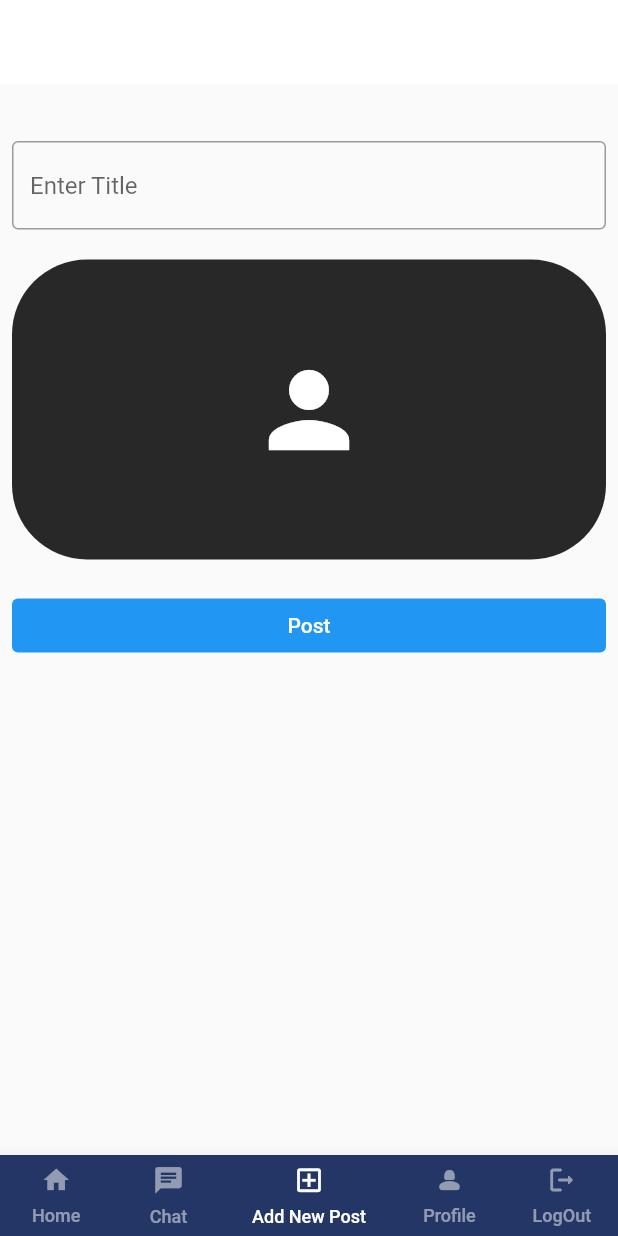
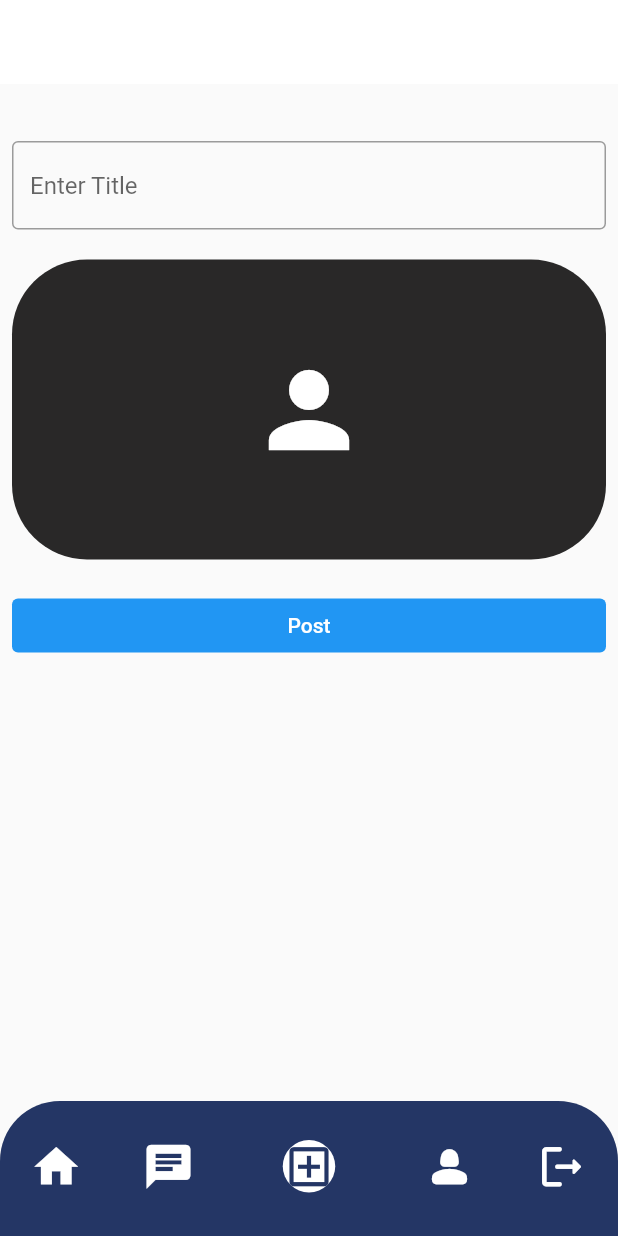
Before and after one commit to ShakeebRU/facebookclone, a Flutter app: the HomeScreen screen opened directly, item 3 of the bottom bar chosen, on a phone screen of 412 x 824 dp. Run offline on Flutter 3.47's test engine with Material 2 defaults, Android fonts, the phone set to English and light mode, and no system bars; our stand-ins replace animated_text_kit, cloud_firestore, faker, file_picker, firebase_auth, firebase_core and 8 more; missing offline and left inert: agora_uikit, flutter_firebase_chat_core; accounts and stored records are empty.

Commit message:
update bottom navigation bar design

```diff
--- a/lib/screens/home_screen.dart
+++ b/lib/screens/home_screen.dart
@@ -2,6 +2,7 @@ import 'package:facebookclone/controllers/home_screen_controller.dart';
 import 'package:facebookclone/screens/add_post_screen.dart';
 import 'package:facebookclone/screens/all_post_screen.dart';
 import 'package:facebookclone/screens/chat/rooms.dart';
+import 'package:facebookclone/screens/chat/util.dart';
 import 'package:facebookclone/screens/profile_screen.dart';
 import 'package:flutter/material.dart';
 import 'package:get/get.dart';
@@ -12,19 +13,22 @@ class HomeScreen extends StatelessWidget {
   final TextStyle unselectedLabelStyle = TextStyle(
       color: Colors.white.withOpacity(0.5),
       fontWeight: FontWeight.w500,
-      fontSize: 12);
+      fontSize: 15);
 
   final TextStyle selectedLabelStyle = const TextStyle(
-      color: Colors.white, fontWeight: FontWeight.w500, fontSize: 12);
+      color: Colors.white, fontWeight: FontWeight.w500, fontSize: 15);
 
   buildBottomNavigationMenu(context, landingPageController) {
     return Obx(() => MediaQuery(
         data: MediaQuery.of(context).copyWith(textScaleFactor: 1.0),
-        child: SizedBox(
-          height: 54,
+        child: ClipRRect(
+          borderRadius: const BorderRadius.only(
+              topLeft: Radius.circular(40), topRight: Radius.circular(40)),
+          child: Container(
+            height: 90,
             child: BottomNavigationBar(
-            showUnselectedLabels: true,
-            showSelectedLabels: true,
+              showUnselectedLabels: false,
+              showSelectedLabels: false,
               onTap: landingPageController.changeTabIndex,
               currentIndex: landingPageController.tabIndex.value,
               backgroundColor: const Color.fromRGBO(36, 54, 101, 1.0),
@@ -35,60 +39,98 @@ class HomeScreen extends StatelessWidget {
               items: [
                 BottomNavigationBarItem(
                   icon: Container(
-                  margin: const EdgeInsets.only(bottom: 7),
-                  child: const Icon(
+                    height: 37,
+                    width: 37,
+                    decoration: BoxDecoration(
+                        borderRadius: BorderRadius.all(Radius.circular(50)),
+                        color: landingPageController.tabIndex.value != 0
+                            ? Color.fromRGBO(36, 54, 101, 1.0)
+                            : Colors.white),
+                    child: Icon(
                       Icons.home,
-                    size: 20.0,
+                      color: landingPageController.tabIndex.value == 0
+                          ? Color.fromRGBO(36, 54, 101, 1.0)
+                          : Colors.white,
+                      size: 35.0,
                     ),
                   ),
-                label: 'Home',
+                  label: '',
                   backgroundColor: const Color.fromRGBO(36, 54, 101, 1.0),
                 ),
                 BottomNavigationBarItem(
                   icon: Container(
-                  margin: const EdgeInsets.only(bottom: 7),
-                  child: const Icon(
+                    decoration: BoxDecoration(
+                        borderRadius: BorderRadius.all(Radius.circular(50)),
+                        color: landingPageController.tabIndex.value != 1
+                            ? Color.fromRGBO(36, 54, 101, 1.0)
+                            : Colors.white),
+                    child: Icon(
                       Icons.chat,
-                    size: 21.0,
+                      color: landingPageController.tabIndex.value == 1
+                          ? Color.fromRGBO(36, 54, 101, 1.0)
+                          : Colors.white,
+                      size: 35.0,
                     ),
                   ),
-                label: 'Chat',
+                  label: '',
                   backgroundColor: const Color.fromRGBO(36, 54, 101, 1.0),
                 ),
                 BottomNavigationBarItem(
                   icon: Container(
-                  margin: const EdgeInsets.only(bottom: 7),
-                  child: const Icon(
+                    decoration: BoxDecoration(
+                        borderRadius: BorderRadius.all(Radius.circular(50)),
+                        color: landingPageController.tabIndex.value != 2
+                            ? Color.fromRGBO(36, 54, 101, 1.0)
+                            : Colors.white),
+                    child: Icon(
                       Icons.add_box_outlined,
-                    size: 21.0,
+                      color: landingPageController.tabIndex.value == 2
+                          ? Color.fromRGBO(36, 54, 101, 1.0)
+                          : Colors.white,
+                      size: 35.0,
                     ),
                   ),
-                label: 'Add New Post',
+                  label: '',
                   backgroundColor: const Color.fromRGBO(36, 54, 101, 1.0),
                 ),
                 BottomNavigationBarItem(
                   icon: Container(
-                  margin: const EdgeInsets.only(bottom: 7),
-                  child: const Icon(
+                    decoration: BoxDecoration(
+                        borderRadius: BorderRadius.all(Radius.circular(50)),
+                        color: landingPageController.tabIndex.value != 3
+                            ? Color.fromRGBO(36, 54, 101, 1.0)
+                            : Colors.white),
+                    child: Icon(
                       Icons.person_2_rounded,
-                    size: 20.0,
+                      color: landingPageController.tabIndex.value == 3
+                          ? Color.fromRGBO(36, 54, 101, 1.0)
+                          : Colors.white,
+                      size: 35.0,
                     ),
                   ),
-                label: 'Profile',
+                  label: '',
                   backgroundColor: const Color.fromRGBO(36, 54, 101, 1.0),
                 ),
                 BottomNavigationBarItem(
                   icon: Container(
-                  margin: const EdgeInsets.only(bottom: 7),
-                  child: const Icon(
+                    decoration: BoxDecoration(
+                        borderRadius: BorderRadius.all(Radius.circular(50)),
+                        color: landingPageController.tabIndex.value != 4
+                            ? Color.fromRGBO(36, 54, 101, 1.0)
+                            : Colors.white),
+                    child: Icon(
                       Icons.logout_rounded,
-                    size: 20.0,
+                      color: landingPageController.tabIndex.value == 4
+                          ? Color.fromRGBO(36, 54, 101, 1.0)
+                          : Colors.white,
+                      size: 35.0,
                     ),
                   ),
-                label: 'LogOut',
+                  label: '',
                   backgroundColor: const Color.fromRGBO(36, 54, 101, 1.0),
                 ),
               ],
+            ),
           ),
         )));
   }
--- a/pubspec.yaml
+++ b/pubspec.yaml
@@ -62,6 +62,7 @@ dependencies:
   agora_uikit: ^1.1.2
   #for notifications
   firebase_messaging: ^14.2.1
+  curved_navigation_bar: ^1.0.3
 
 
 dev_dependencies:
```
Also changed, not shown: pubspec.lock. Lines whose indentation alone changed are shown as unchanged.
